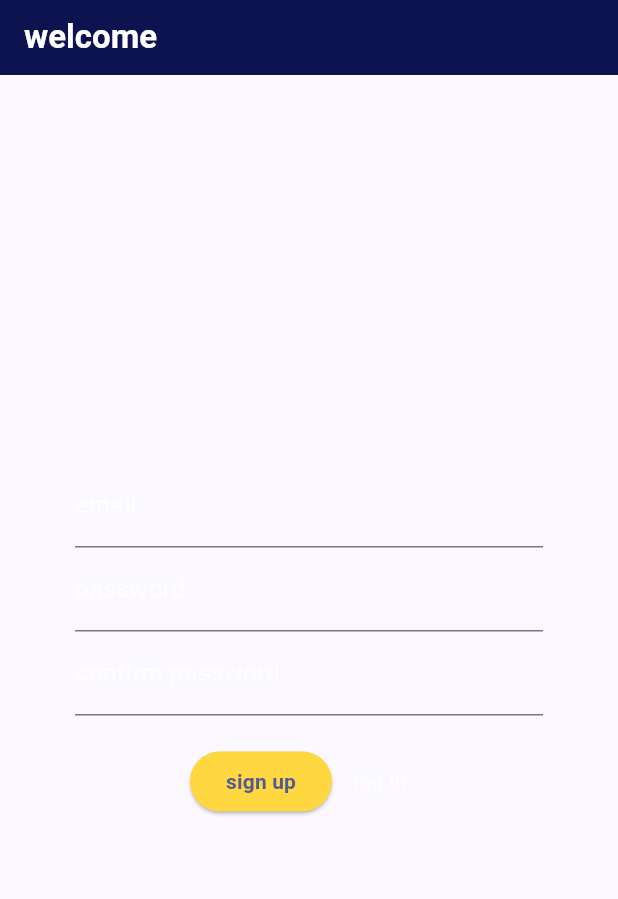
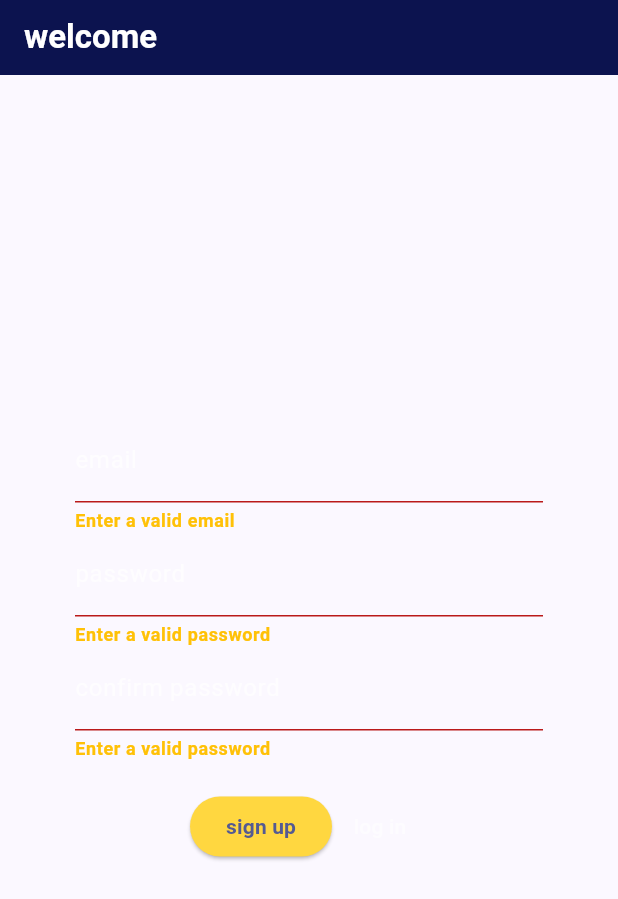
Before and after one commit to ettoma/popcornV2, a Flutter app: the SignUpPage screen opened directly, after a tap on "sign up", on a phone screen of 412 x 824 dp. Shown: the top 899 px of the screen. Run offline on Flutter 3.47's test engine with Material 2 defaults, Android fonts, the light colour scheme and no system bars; our stand-ins replace cloud_firestore, email_validator, firebase_auth, firebase_core; accounts and stored records are empty; generated files the repository leaves out were written again; network calls fail.

Commit message:
error messages at login/signup

```diff
--- a/lib/api/watchlist_api.dart
+++ b/lib/api/watchlist_api.dart
@@ -5,7 +5,6 @@ import 'package:flutter/material.dart';
 import 'package:http/http.dart' as http;
 import 'package:popcorn_v2/api/models.dart';
 
-import '../global/watchlist_provider.dart';
 import 'utils.dart';
 
 class WatchlistAPI {
--- a/lib/main.dart
+++ b/lib/main.dart
@@ -9,6 +9,8 @@ import 'firebase/firebase_options.dart';
 final GlobalKey<NavigatorState> navigatorKey = GlobalKey<NavigatorState>();
 final GlobalKey<ScaffoldMessengerState> scaffoldMessengerKey =
     GlobalKey<ScaffoldMessengerState>();
+final GlobalKey<FormState> loginFormKey = GlobalKey<FormState>();
+final GlobalKey<FormState> signupFormKey = GlobalKey<FormState>();
 
 Future<void> main() async {
   WidgetsFlutterBinding.ensureInitialized();
--- a/lib/pages/homepage.dart
+++ b/lib/pages/homepage.dart
@@ -2,10 +2,8 @@ import 'package:flutter/material.dart';
 import 'package:popcorn_v2/api/watchlist_api.dart';
 import 'package:popcorn_v2/components/app_bar.dart';
 import 'package:popcorn_v2/components/movie_tile.dart';
-import 'package:provider/provider.dart';
 
 import '../api/models.dart';
-import '../global/watchlist_provider.dart';
 
 class Homepage extends StatefulWidget {
   const Homepage({super.key});
--- a/lib/pages/password_reset_page.dart
+++ b/lib/pages/password_reset_page.dart
@@ -2,8 +2,6 @@ import 'package:flutter/material.dart';
 import 'package:popcorn_v2/api/user_api.dart';
 import 'package:popcorn_v2/components/app_bar.dart';
 import 'package:popcorn_v2/main.dart';
-
-final GlobalKey<FormState> _formKey = GlobalKey<FormState>();
 
 class PasswordResetPage extends StatefulWidget {
   const PasswordResetPage({super.key});
--- a/lib/pages/sign_up_page.dart
+++ b/lib/pages/sign_up_page.dart
@@ -1,6 +1,8 @@
+import 'package:email_validator/email_validator.dart';
 import 'package:flutter/material.dart';
 import 'package:popcorn_v2/api/user_api.dart';
 import 'package:popcorn_v2/components/app_bar.dart';
+import 'package:popcorn_v2/main.dart';
 import 'package:popcorn_v2/pages/login_page.dart';
 import 'package:popcorn_v2/pages/page_switch.dart';
 
@@ -24,8 +26,15 @@ class _SignUpPageState extends State<SignUpPage> {
       if (!context.mounted) {
         return;
       }
+
+      bool isValid = signupFormKey.currentState!.validate();
+
+      if (!isValid) {
+        return;
+      }
+
       if (password != passwordConfirmation) {
-        //TODO Implement error message
+        signupFormKey.currentState!.validate();
       } else if (password == passwordConfirmation) {
         var isSuccess = await UserAPI().createUser(email, password);
 
@@ -48,6 +57,8 @@ class _SignUpPageState extends State<SignUpPage> {
         ),
         body: Padding(
           padding: const EdgeInsets.all(50.0),
+          child: Form(
+            key: signupFormKey,
             child: Column(
               mainAxisAlignment: MainAxisAlignment.center,
               children: [
@@ -55,23 +66,45 @@ class _SignUpPageState extends State<SignUpPage> {
                     style: const TextStyle(color: Colors.amberAccent),
                     controller: _emailController,
                     decoration: const InputDecoration(
+                      errorStyle: TextStyle(
+                          color: Colors.amber, fontWeight: FontWeight.bold),
                       labelStyle: TextStyle(color: Colors.white70),
                       labelText: 'email',
-                  )),
+                    ),
+                    validator: (email) =>
+                        email != null && !EmailValidator.validate(email)
+                            ? "Enter a valid email"
+                            : null),
                 TextFormField(
                   style: const TextStyle(color: Colors.amberAccent),
                   controller: _passwordController,
                   decoration: const InputDecoration(
+                    errorStyle: TextStyle(
+                        color: Colors.amber, fontWeight: FontWeight.bold),
                     labelStyle: TextStyle(color: Colors.white70),
                     labelText: 'password',
-                  )),
+                  ),
+                  obscureText: true,
+                  validator: (password) =>
+                      password != null && password.length < 6
+                          ? "Enter a valid password"
+                          : null,
+                ),
                 TextFormField(
                   style: const TextStyle(color: Colors.amberAccent),
                   controller: _passwordConfirmationController,
                   decoration: const InputDecoration(
+                    errorStyle: TextStyle(
+                        color: Colors.amber, fontWeight: FontWeight.bold),
                     labelStyle: TextStyle(color: Colors.white70),
                     labelText: 'confirm password',
-                  )),
+                  ),
+                  obscureText: true,
+                  validator: (password) =>
+                      password != null && password.length < 6
+                          ? "Enter a valid password"
+                          : null,
+                ),
                 Padding(
                   padding: const EdgeInsets.all(20.0),
                   child: Row(
@@ -108,6 +141,7 @@ class _SignUpPageState extends State<SignUpPage> {
             ),
           ),
         ),
+      ),
     );
   }
 }
--- a/lib/pages/watchlist.dart
+++ b/lib/pages/watchlist.dart
@@ -122,7 +122,8 @@ class _WatchlistPageState extends State<WatchlistPage> {
                                       ),
                                     );
                                   } else {
-                                    return Text("no data from the snapshot");
+                                    return const Text(
+                                        "no data from the snapshot");
                                   }
                                 }
                               });
```
Also changed, not shown: lib/pages/archive_page.dart (+22 -2 lines), 1 other file. Lines whose indentation alone changed are shown as unchanged.
